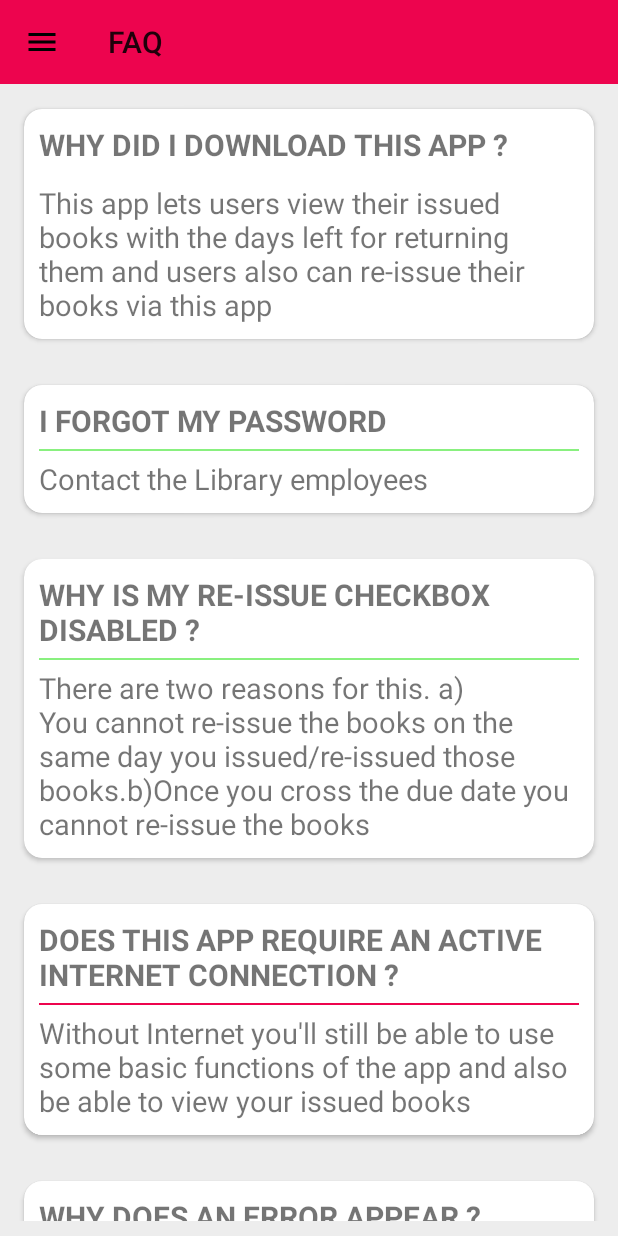
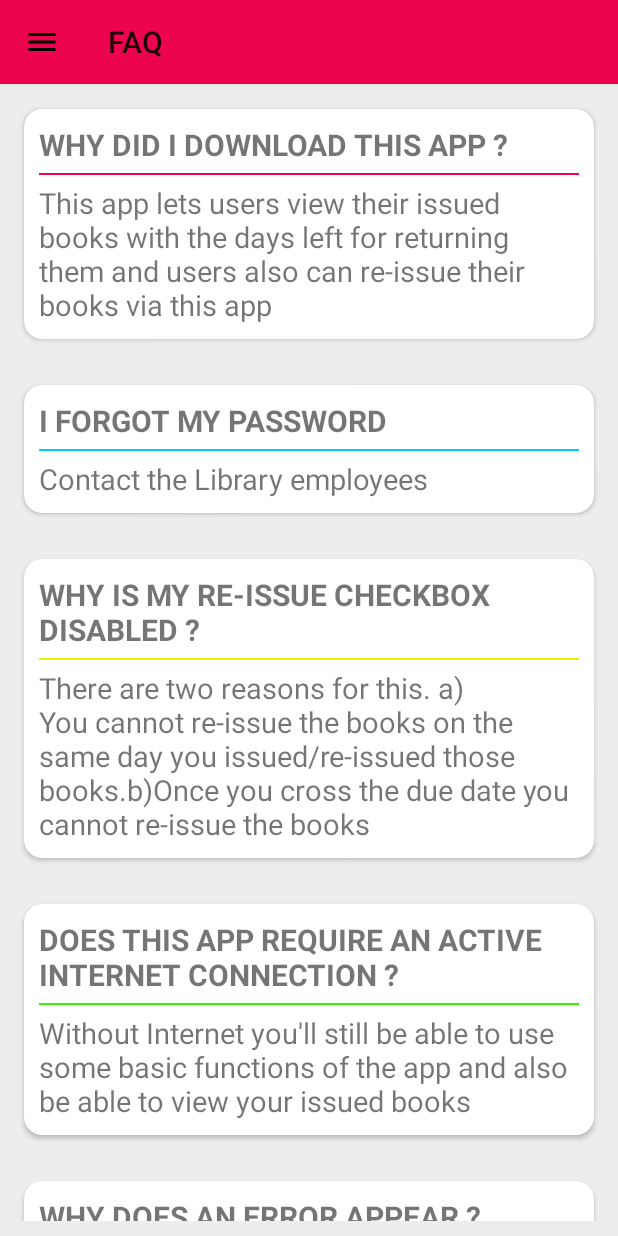
Before and after one commit to RishabhBhatnagar/MyLibApp, an Android app: the screen it shows after launch (MainActivity), in the side drawer, after a tap on "FAQ", on a phone screen of 412 x 824 dp. Run offline under Robolectric (Android 15) with nearby library versions, the light colour scheme and no system bars; network calls fail.

Commit message:
Hex codes changed in the Q&A fragment

```diff
--- a/app/src/main/java/org/sfitengg/library/mylibapp/nav_drawer_fragments/FaqFragment.java
+++ b/app/src/main/java/org/sfitengg/library/mylibapp/nav_drawer_fragments/FaqFragment.java
@@ -54,17 +54,18 @@ public class FaqFragment extends Fragment {
 
         // todo : add more question and answers here.
 
-        questionAndAnswers.add(new QuestionAndAnswer("WHY DID I DOWNLOAD THIS APP ?", "This app lets users view their issued books with the days left for returning them and users also can re-issue their books via this app" , color("ed044e")));
-        questionAndAnswers.add(new QuestionAndAnswer("I FORGOT MY PASSWORD", "Contact the Library employees", color("#89f07f")));
+        questionAndAnswers.add(new QuestionAndAnswer("WHY DID I DOWNLOAD THIS APP ?", "This app lets users view their issued books with the days left for returning them and users also can re-issue their books via this app" , color("#ed044e")));//red
+        questionAndAnswers.add(new QuestionAndAnswer("I FORGOT MY PASSWORD", "Contact the Library employees", color("#00C9FF")));//blue
         questionAndAnswers.add(new QuestionAndAnswer("WHY IS MY RE-ISSUE CHECKBOX DISABLED ? ", "There are two reasons for this. " +
                 "a) You cannot re-issue the books on the same day you issued/re-issued those books." +
-                "b)Once you cross the due date you cannot re-issue the books", color("#89f07f")));
-        questionAndAnswers.add(new QuestionAndAnswer("DOES THIS APP REQUIRE AN ACTIVE INTERNET CONNECTION ?", "Without Internet you'll still be able to use some basic functions of the app and also be able to view your issued books",color("#ed044e")));
-        questionAndAnswers.add(new QuestionAndAnswer("WHY DOES AN ERROR APPEAR ?", "Error will be displayed if you are not connected to the internet or when the Library servers are down", color("#1295C9")));
-        questionAndAnswers.add(new QuestionAndAnswer("HOW MANY TIMES CAN I RE-ISSUE THE BOOKS ?", " You can re-issue the books 3 times. (Limit applicable to only BE students)", color("#89f07f")));
-       // questionAndAnswers.add(new QuestionAndAnswer("WHEN WILL THE APP START NOTIFYING ME OF THE SUBMISSION DATE ?", "The app will remind the user of the submission date from 3 days prior to the due date", color("#89f07f")));
-        questionAndAnswers.add(new QuestionAndAnswer("CAN I LOG IN WITH THE SAME PID ON MULTIPLE DEVICES ?", " Yes", color("#89f07f")));
-        questionAndAnswers.add(new QuestionAndAnswer("CAN I RE-ISSUE MULTIPLE BOOKS AT THE SAME TIME ?", "Yes , just hold a book then select multiple books to Re-issue ", color("#89f07f")));
+                "b)Once you cross the due date you cannot re-issue the books", color("#EBF200")));//yellow
+        questionAndAnswers.add(new QuestionAndAnswer("DOES THIS APP REQUIRE AN ACTIVE INTERNET CONNECTION ?", "Without Internet you'll still be able to use some basic functions of the app and also be able to view your issued books",color("#37F200")));//green
+        questionAndAnswers.add(new QuestionAndAnswer("WHY DOES AN ERROR APPEAR ?", "Error will be displayed if you are not connected to the internet or when the Library servers are down", color("#ed044e")));//red
+        questionAndAnswers.add(new QuestionAndAnswer("HOW MANY TIMES CAN I RE-ISSUE THE BOOKS ?", " You can re-issue the books 3 times. (Limit applicable to only BE students)", color("#00C9FF"))); //blue
+        // questionAndAnswers.add(new QuestionAndAnswer("WHEN WILL THE APP START NOTIFYING ME OF THE SUBMISSION DATE ?", "The app will remind the user of the submission date from 3 days prior to the due date", color("#89f07f")));
+        questionAndAnswers.add(new QuestionAndAnswer("CAN I LOG IN WITH THE SAME PID ON MULTIPLE DEVICES ?", " Yes", color("#EBF200")));//yellow
+        questionAndAnswers.add(new QuestionAndAnswer("CAN I RE-ISSUE MULTIPLE BOOKS AT THE SAME TIME ?", "Yes , just hold a book then select multiple books to Re-issue ", color("#37F200")));//greem
+
 
 
 
```
Also changed, not shown: app/src/main/java/org/sfitengg/library/mylibapp/MainActivity.java (+4 -4 lines).
